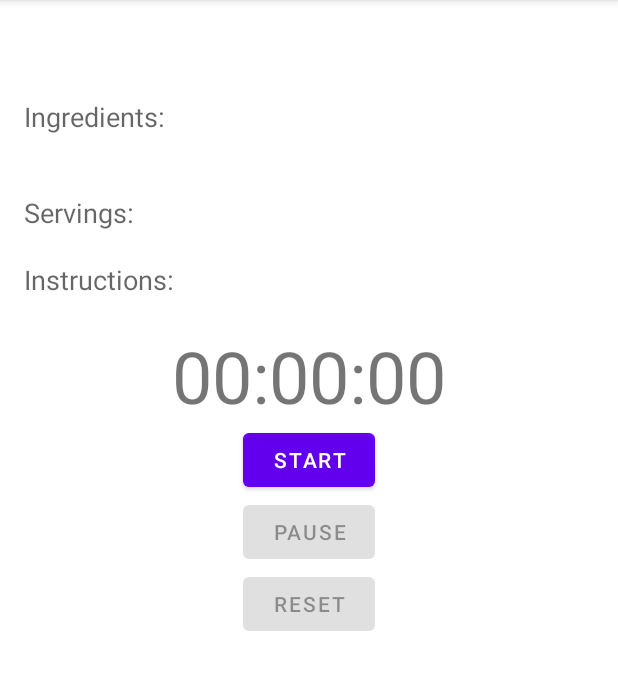
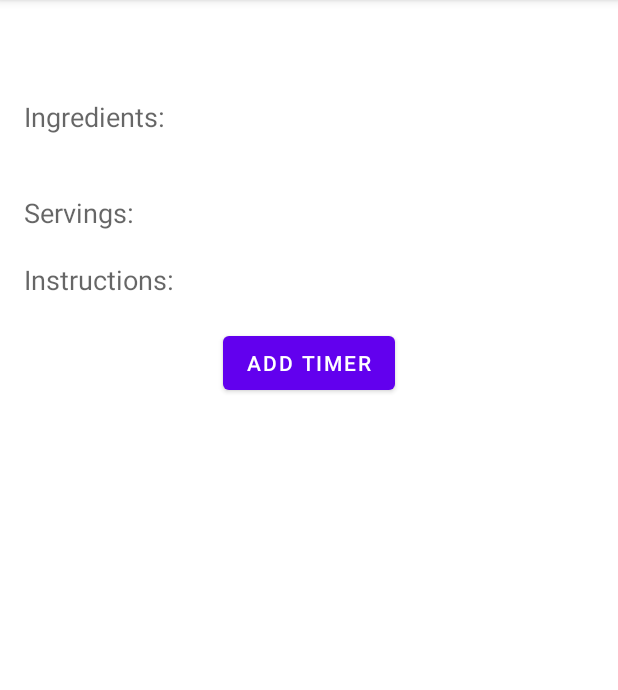
Before and after one commit to KotekKacper/Recipies, an Android app: the RecipeDetailFragment screen opened directly, with no data from a screen before it, on a phone screen of 412 x 824 dp, the part 84-774 px from its top. Run offline under Robolectric (Android 15) with nearby library versions, the phone set to English and light mode, and no system bars; network calls fail; 4 statements that could not run were skipped.

Commit message:
Multiple counters can be added

```diff
--- a/app/src/main/java/com/kgkk/recipes/RecipeDetailFragment.kt
+++ b/app/src/main/java/com/kgkk/recipes/RecipeDetailFragment.kt
@@ -5,6 +5,7 @@ import android.os.Bundle
 import android.view.LayoutInflater
 import android.view.View
 import android.view.ViewGroup
+import android.widget.Button
 import android.widget.TextView
 import androidx.fragment.app.Fragment
 import androidx.fragment.app.FragmentTransaction
@@ -58,12 +59,15 @@ class RecipeDetailFragment : Fragment() {
     private fun insertNestedFragment() {
         val childFragment: Fragment = CountdownTimerFragment()
         val transaction: FragmentTransaction = childFragmentManager.beginTransaction()
-        transaction.replace(R.id.counter_container, childFragment).commit()
+        transaction.add(R.id.counter_container, childFragment).commit()
     }
 
     override fun onViewCreated(view: View, savedInstanceState: Bundle?) {
         super.onViewCreated(view, savedInstanceState)
 
-        insertNestedFragment()
+        val addButton = view.findViewById<Button>(R.id.add_timer_button)
+        addButton.setOnClickListener {
+            insertNestedFragment()
+        }
     }
 }
--- a/app/src/main/res/layout/fragment_recipe_detail.xml
+++ b/app/src/main/res/layout/fragment_recipe_detail.xml
@@ -1,6 +1,10 @@
 <?xml version="1.0" encoding="utf-8"?>
-<LinearLayout xmlns:android="http://schemas.android.com/apk/res/android"
+<ScrollView xmlns:android="http://schemas.android.com/apk/res/android"
     android:layout_height="match_parent"
+    android:layout_width="match_parent">
+
+<LinearLayout
+    android:layout_height="wrap_content"
     android:layout_width="match_parent"
     android:padding="16dp"
 
@@ -71,8 +75,18 @@
         android:layout_width="wrap_content"
         android:id="@+id/textInstructions" />
 
-    <FrameLayout
+    <Button
+        android:layout_width="wrap_content"
+        android:layout_height="wrap_content"
+        android:layout_gravity="center"
+        android:text="@string/add_timer_button"
+        android:id="@+id/add_timer_button"/>
+
+    <LinearLayout
         android:id="@+id/counter_container"
         android:layout_width="match_parent"
-        android:layout_height="wrap_content"/>
+        android:layout_height="wrap_content"
+        android:orientation="vertical"
+        android:padding="16dp" />
 </LinearLayout>
+</ScrollView>
--- a/app/src/main/res/values/strings.xml
+++ b/app/src/main/res/values/strings.xml
@@ -12,5 +12,6 @@
     <string name="reset">Reset</string>
     <string name="timer_default">00:00:00</string>
     <string name="set_countdown_time">Set countdown time</string>
+    <string name="add_timer_button">Add timer</string>
 
 </resources>
```
